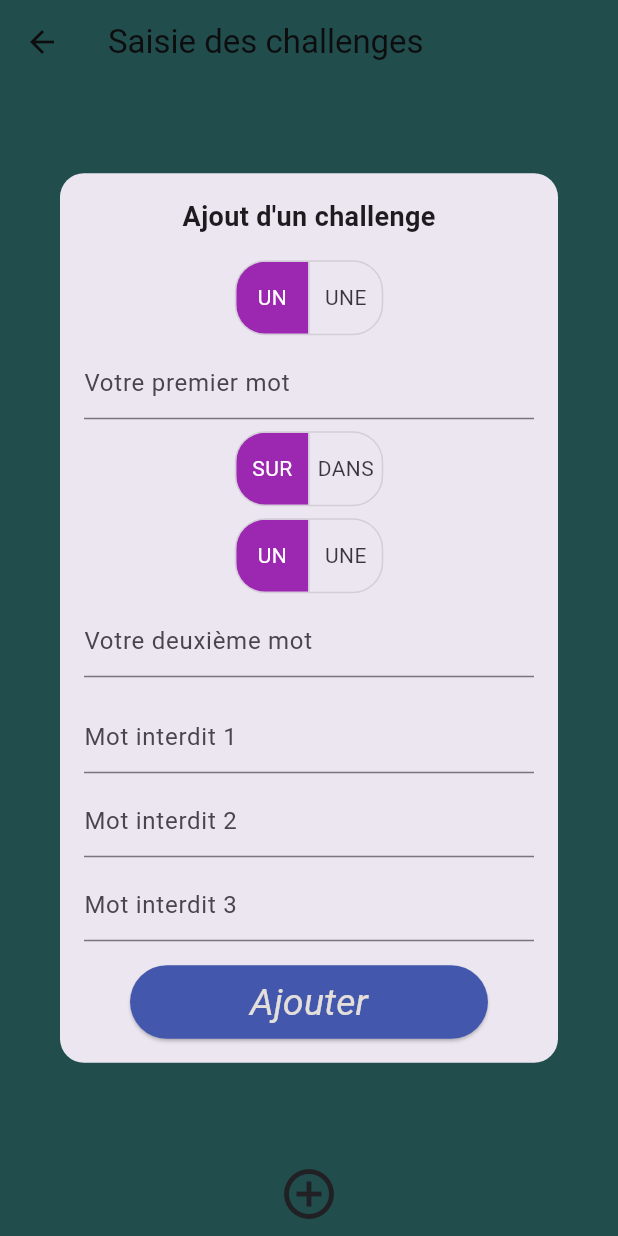
After one commit to LudovicEvrin/pictioniary-ludo, a Flutter app: the ChallengesPage screen opened directly, after a tap on the "add circle outline" icon, on a phone screen of 412 x 824 dp. The commit adds this screen. Run offline on Flutter 3.47's test engine with Material 3 defaults, Android fonts, the phone set to English and light mode, and no system bars; our stand-ins replace loading_animation_widget.

Commit message:
all commit

```diff
--- /dev/null
+++ b/lib/session_data.dart
@@ -0,0 +1 @@
+String token = "eyJ0eXAiOiJKV1QiLCJhbGciOiJIUzI1NiJ9.eyJpZCI6MTIsIm5hbWUiOiJtYXR0ZW8ifQ.mTcYTWtvzxGVdMQi8urL5bEQXwEcVPpXg9PJalpbn9k";
--- /dev/null
+++ b/lib/ui/screens/challenge.dart
@@ -0,0 +1,140 @@
+import 'package:flutter/material.dart';
+
+import 'modale.dart';
+
+class ChallengesPage extends StatefulWidget {
+  const ChallengesPage({super.key});
+
+  @override
+  _ChallengesPageState createState() => _ChallengesPageState();
+}
+
+class _ChallengesPageState extends State<ChallengesPage> {
+  List<Map<String, dynamic>> challenges = [
+  ];
+  int challengeCounter = 0;
+  @override
+  Widget build(BuildContext context) {
+    return Scaffold(
+      appBar: AppBar(
+        title: const Text('Saisie des challenges'),
+        leading: const Icon(Icons.arrow_back),
+        backgroundColor: const Color(0xFF48A9A6),
+      ),
+      body: Column(
+        children: [
+          Expanded(
+            child: ListView.builder(
+              itemCount: challenges.length,
+              itemBuilder: (context, index) {
+                final challenge = challenges[index];
+                return Padding(
+                  padding: const EdgeInsets.all(8.0),
+                  child: ChallengeCard(
+                    title: challenge['title'],
+                    description: challenge['description'],
+                    motsInterdit: challenge['motsInterdit'],
+                    onDelete: () {
+                      setState(() {
+                        challenges.removeAt(index);
+                      });
+                    },
+                  ),
+                );
+              },
+            ),
+          ),
+          Center(
+            child: IconButton(
+              icon: const Icon(Icons.add_circle_outline, size: 40),
+              onPressed: () {
+                _showAddChallengeDialog();
+              },
+            ),
+          ),
+        ],
+      ),
+    );
+  }
+
+  // Fonction pour afficher la pop-up
+  void _showAddChallengeDialog() {
+    showDialog(
+      context: context,
+      builder: (BuildContext context) {
+        return AddChallengeDialog(onAdd: (newChallenge) {
+          setState(() {
+            challengeCounter++;
+            newChallenge['title'] = 'Challenge #$challengeCounter';
+            challenges.add(newChallenge);
+          });
+        });
+      },
+    );
+  }
+}
+
+// Composant pour la carte de challenge
+class ChallengeCard extends StatelessWidget {
+  final String title;
+  final String description;
+  final List<String> motsInterdit;
+  final VoidCallback onDelete;
+
+  const ChallengeCard({super.key,
+    required this.title,
+    required this.description,
+    required this.motsInterdit,
+    required this.onDelete,
+  });
+
+  @override
+  Widget build(BuildContext context) {
+    return Card(
+      elevation: 4,
+      shape: RoundedRectangleBorder(
+        borderRadius: BorderRadius.circular(16),
+      ),
+      child: Padding(
+        padding: const EdgeInsets.all(16.0),
+        child: Row(
+          mainAxisAlignment: MainAxisAlignment.spaceBetween,
+          children: [
+            Column(
+              crossAxisAlignment: CrossAxisAlignment.start,
+              children: [
+                Text(
+                  title,
+                  style: const TextStyle(fontSize: 18, fontWeight: FontWeight.bold),
+                ),
+                const SizedBox(height: 8),
+                Text(description),
+                const SizedBox(height: 8),
+                Row(
+                  children: motsInterdit
+                      .map(
+                        (motsInterdit) => Padding(
+                      padding: const EdgeInsets.symmetric(horizontal: 4.0),
+                      child: Chip(
+                        label: Text(
+                          motsInterdit,
+                          style: const TextStyle(color: Colors.white),
+                        ),
+                        backgroundColor: Colors.red,
+                      ),
+                    ),
+                  )
+                      .toList(),
+                ),
+              ],
+            ),
+            IconButton(
+              icon: const Icon(Icons.delete, color: Colors.black, size: 30),
+              onPressed: onDelete,
+            ),
+          ],
+        ),
+      ),
+    );
+  }
+}
--- /dev/null
+++ b/lib/ui/screens/modale.dart
@@ -0,0 +1,146 @@
+import 'package:flutter/material.dart';
+
+class AddChallengeDialog extends StatefulWidget {
+  final Function(Map<String, dynamic>) onAdd;
+
+  const AddChallengeDialog({super.key, required this.onAdd});
+
+  @override
+  _AddChallengeDialogState createState() => _AddChallengeDialogState();
+}
+
+class _AddChallengeDialogState extends State<AddChallengeDialog> {
+  String gender1 = 'UN';
+  String preposition = 'SUR';
+  String gender2 = 'UN';
+  String word1 = '';
+  String word2 = '';
+  String motInterdit1 = '';
+  String motInterdit2 = '';
+  String motInterdit3 = '';
+
+  @override
+  Widget build(BuildContext context) {
+    return Dialog(
+      shape: RoundedRectangleBorder(borderRadius: BorderRadius.circular(16)),
+      child: Padding(
+        padding: const EdgeInsets.all(16.0),
+        child: SingleChildScrollView(
+          child: Column(
+            mainAxisSize: MainAxisSize.min,
+            children: [
+              const Text(
+                'Ajout d\'un challenge',
+                style: TextStyle(fontSize: 18, fontWeight: FontWeight.bold),
+              ),
+              const SizedBox(height: 16),
+              ToggleButtons(
+                isSelected: [gender1 == 'UN', gender1 == 'UNE'],
+                onPressed: (index) {
+                  setState(() {
+                    gender1 = index == 0 ? 'UN' : 'UNE';
+                  });
+                },
+                children: [Text('UN'), Text('UNE')],
+                borderRadius: BorderRadius.circular(20),
+                selectedColor: Colors.white,
+                fillColor: Colors.purple,
+              ),
+              const SizedBox(height: 8),
+              TextField(
+                decoration: const InputDecoration(
+                    hintText: 'Votre premier mot'),
+                onChanged: (value) {
+                  setState(() {
+                    word1 = value;
+                  });
+                },
+              ),
+              const SizedBox(height: 8),
+              ToggleButtons(
+                isSelected: [preposition == 'SUR', preposition == 'DANS'],
+                onPressed: (index) {
+                  setState(() {
+                    preposition = index == 0 ? 'SUR' : 'DANS';
+                  });
+                },
+                children: [Text('SUR'), Text('DANS')],
+                borderRadius: BorderRadius.circular(20),
+                selectedColor: Colors.white,
+                fillColor: Colors.purple,
+              ),
+              const SizedBox(height: 8),
+              ToggleButtons(
+                isSelected: [gender2 == 'UN', gender2 == 'UNE'],
+                onPressed: (index) {
+                  setState(() {
+                    gender2 = index == 0 ? 'UN' : 'UNE';
+                  });
+                },
+                children: [Text('UN'), Text('UNE')],
+                borderRadius: BorderRadius.circular(20),
+                selectedColor: Colors.white,
+                fillColor: Colors.purple,
+              ),
+              const SizedBox(height: 8),
+              TextField(
+                decoration: const InputDecoration(
+                    hintText: 'Votre deuxième mot'),
+                onChanged: (value) {
+                  setState(() {
+                    word2 = value;
+                  });
+                },
+              ),
+              const SizedBox(height: 16),
+              // Champs pour ajouter les mots interdits
+              TextField(
+                decoration: const InputDecoration(hintText: 'Mot interdit 1'),
+                onChanged: (value) {
+                  setState(() {
+                    motInterdit1 = value;
+                  });
+                },
+              ),
+              const SizedBox(height: 8),
+              TextField(
+                decoration: const InputDecoration(hintText: 'Mot interdit 2'),
+                onChanged: (value) {
+                  setState(() {
+                    motInterdit2 = value;
+                  });
+                },
+              ),
+              const SizedBox(height: 8),
+              TextField(
+                decoration: const InputDecoration(hintText: 'Mot interdit 3'),
+                onChanged: (value) {
+                  setState(() {
+                    motInterdit3 = value;
+                  });
+                },
+              ),
+              const SizedBox(height: 16),
+              ElevatedButton(
+                onPressed: () {
+                  final newChallenge = {
+                    'title': '',
+                    'description': '$gender1 $word1 $preposition $gender2 $word2',
+                    'motsInterdit': [
+                      if (motInterdit1.isNotEmpty) motInterdit1,
+                      if (motInterdit2.isNotEmpty) motInterdit2,
+                      if (motInterdit3.isNotEmpty) motInterdit3,
+                    ]
+                  };
+                  widget.onAdd(newChallenge);
+                  Navigator.of(context).pop();
+                },
+                child: const Text('Ajouter'),
+              ),
+            ],
+          ),
+        ),
+      ),
+    );
+  }
+}
--- a/pubspec.yaml
+++ b/pubspec.yaml
@@ -30,6 +30,7 @@ environment:
 dependencies:
   flutter:
     sdk: flutter
+  loading_animation_widget:
 
 
   # The following adds the Cupertino Icons font to your application.
```
Also changed, not shown: lib/main.dart (+59 -58 lines), lib/ui/screens/composition.dart (added, +45 -0 lines), lib/ui/screens/identification.dart (+27 -0 lines), lib/ui/screens/loading.dart (added, +36 -0 lines), pubspec.lock.
